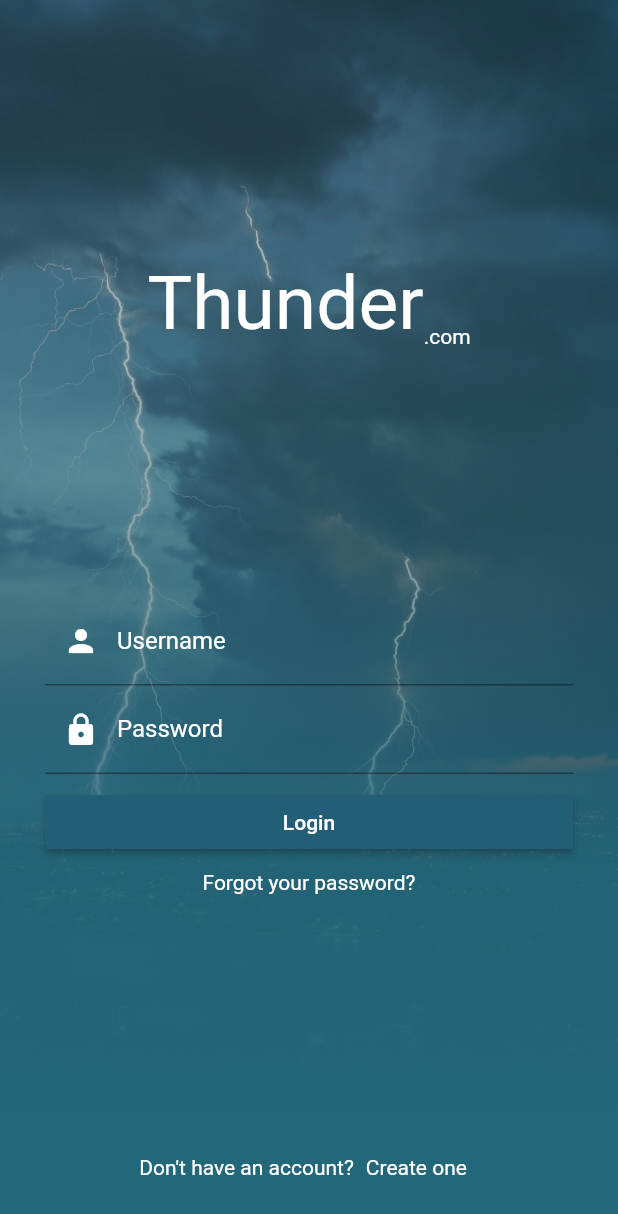
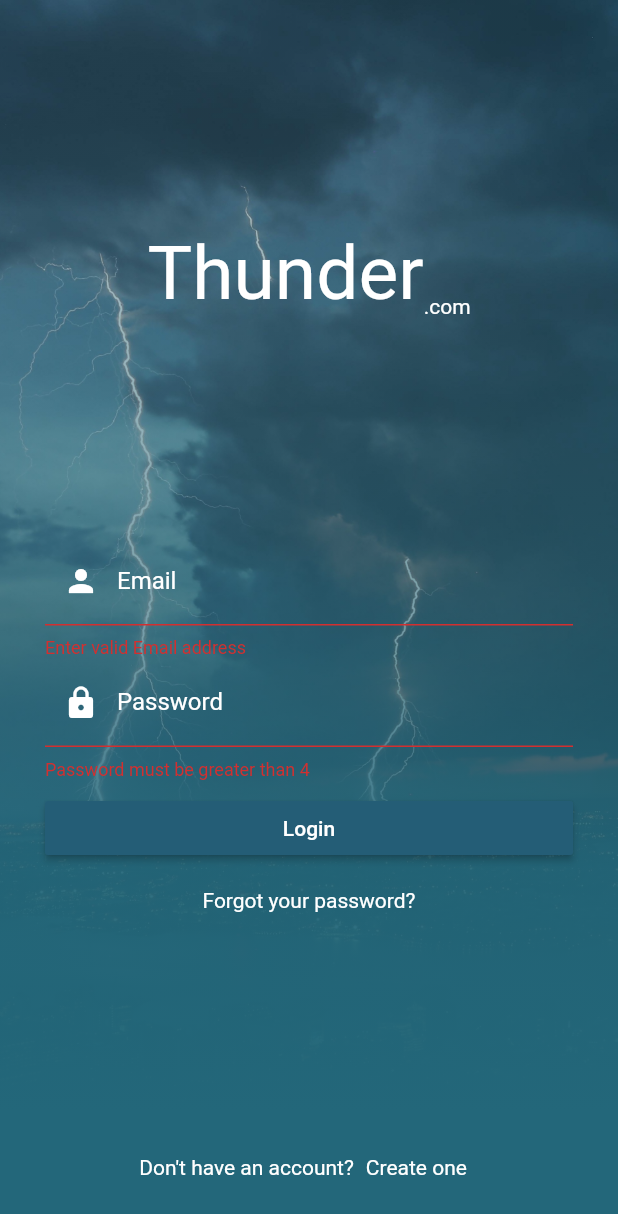
Before and after one commit to Blasanka/flutter_mysql, a Flutter app: the screen it shows after launch, after a tap on "Login", on a phone screen of 412 x 824 dp. Shown: the top 1214 px of the screen. Run offline on Flutter 3.47's test engine with Material 2 defaults, Android fonts, the phone set to English and light mode, and no system bars; network calls fail.

Commit message:
login page recreated with a nice ui and structured codes

```diff
--- a/lib/login.dart
+++ /dev/null
@@ -1,146 +0,0 @@
-import 'package:flutter/material.dart';
-import 'package:mysqltest/app_theme.dart';
-
-class MyApp extends StatelessWidget {
-  @override
-  Widget build(BuildContext context) {
-    return MaterialApp(
-      title: "Login",
-      theme: appTheme(context),
-      home: LoginPage(),
-    );
-  }
-}
-
-class LoginPage extends StatefulWidget {
-  @override
-  _LoginPageState createState() => _LoginPageState();
-}
-
-class _LoginPageState extends State<LoginPage> {
-  Widget _buildLogo() {
-    return Row(
-      mainAxisAlignment: MainAxisAlignment.center,
-      crossAxisAlignment: CrossAxisAlignment.end,
-      children: <Widget>[
-        Text(
-          "Thunder",
-          style: TextStyle(fontSize: 50.0),
-        ),
-        Text(".com"),
-      ],
-    );
-  }
-
-  Widget _buildForm() {
-    return Padding(
-      padding: const EdgeInsets.symmetric(vertical: 8.0, horizontal: 30.0),
-      child: Form(
-        child: Column(
-          children: <Widget>[
-            TextFormField(
-              textAlign: TextAlign.center,
-              decoration: InputDecoration(
-                labelText: "Username",
-                prefixIcon: Icon(Icons.person, color: Colors.white),
-              ),
-            ),
-            TextFormField(
-              obscureText: true,
-              textAlign: TextAlign.center,
-              decoration: InputDecoration(
-                labelText: "Password",
-                prefixIcon: Icon(Icons.lock, color: Colors.white),
-              ),
-            ),
-            Padding(
-              padding: const EdgeInsets.symmetric(vertical: 8.0),
-              child: RaisedButton(
-                child: Row(
-                  children: <Widget>[
-                    Expanded(
-                      child: Center(child: Text('Login')),
-                    ),
-                  ],
-                ),
-                onPressed: () {},
-              ),
-            ),
-            InkWell(onTap: () {}, child: Text("Forgot your password?")),
-          ],
-        ),
-      ),
-    );
-  }
-
-  Widget _buildCreateAccount() {
-    return Row(
-      mainAxisAlignment: MainAxisAlignment.center,
-      children: <Widget>[
-        Text("Don't have an account?"),
-        Padding(
-          padding: const EdgeInsets.all(8.0),
-          child: InkWell(onTap: () {}, child: Text("Create one")),
-        ),
-      ],
-    );
-  }
-
-  Widget _buildContent() {
-    return ListView(
-      itemExtent: MediaQuery.of(context).size.height - 30,
-      children: [
-        Column(
-          mainAxisAlignment: MainAxisAlignment.spaceBetween,
-          children: <Widget>[
-            SizedBox(height: 15.0),
-            _buildLogo(),
-            _buildForm(),
-            _buildCreateAccount(),
-          ],
-        ),
-      ],
-    );
-  }
-
-  Widget _buildGradient() {
-    return Container(
-      decoration: BoxDecoration(
-        gradient: LinearGradient(
-          begin: Alignment.topCenter,
-          end: Alignment.bottomCenter,
-          stops: [0.1, 0.5, 0.7, 0.9],
-          colors: [
-            Color(0x5523677A),
-            Color(0x9923677A),
-            Color(0xEE23677A),
-            Color(0xFF23677A),
-          ],
-        ),
-      ),
-      child: _buildContent(),
-    );
-  }
-
-  @override
-  Widget build(BuildContext context) {
-    return Scaffold(
-      body: Stack(
-        fit: StackFit.expand,
-        children: <Widget>[
-          Image.asset(
-            'assets/images/background.jpg',
-            fit: BoxFit.cover,
-          ),
-          _buildGradient(),
-        ],
-      ),
-    );
-  }
-}
-
-//https://stackoverflow.com/questions/48424076/how-to-set-a-different-theme-for-a-screen
-//https://ericwindmill.com/posts/inherited_widget/
-//
-////expandable
-//https://stackoverflow.com/questions/50530152/how-to-create-expandable-listview-in-flutter
--- a/lib/main.dart
+++ b/lib/main.dart
@@ -1,5 +1,18 @@
 import 'package:flutter/material.dart';
-import 'package:mysqltest/login.dart';
+import 'package:mysqltest/app_theme.dart';
+import 'package:mysqltest/routes/login.dart';
 //import 'package:mysqltest/my_app.dart';
 
 void main() => runApp(MyApp());
+
+class MyApp extends StatelessWidget {
+  @override
+  Widget build(BuildContext context) {
+    return MaterialApp(
+      title: "Login",
+      debugShowCheckedModeBanner: false,
+      theme: appTheme(context),
+      home: LoginPage(),
+    );
+  }
+}
--- /dev/null
+++ b/lib/routes/login.dart
@@ -0,0 +1,65 @@
+import 'package:flutter/material.dart';
+import 'package:mysqltest/util/user_credentials.dart';
+import 'package:mysqltest/widgets/app_form.dart';
+import 'package:mysqltest/widgets/app_logo.dart';
+import 'package:mysqltest/widgets/clickable_text.dart';
+
+class LoginPage extends StatelessWidget {
+  UserCredentials _userCred = UserCredentials();
+
+  final gradient = BoxDecoration(
+    gradient: LinearGradient(
+      begin: Alignment.topCenter,
+      end: Alignment.bottomCenter,
+      stops: [0.1, 0.5, 0.7, 0.9],
+      colors: [
+        Color(0x5523677A),
+        Color(0x9923677A),
+        Color(0xEE23677A),
+        Color(0xFF23677A),
+      ],
+    ),
+  );
+
+  Widget _buildCreateAccount() {
+    return Row(
+      mainAxisAlignment: MainAxisAlignment.center,
+      children: <Widget>[
+        Text("Don't have an account?"),
+        clickableText("Create one", onTap: () {}),
+      ],
+    );
+  }
+
+  @override
+  Widget build(BuildContext context) {
+    return Scaffold(
+      body: Stack(
+        fit: StackFit.expand,
+        children: <Widget>[
+          Image.asset(
+            'assets/images/background.jpg',
+            fit: BoxFit.cover,
+          ),
+          Container(
+            decoration: gradient,
+            child: ListView(
+              itemExtent: MediaQuery.of(context).size.height - 30,
+              children: [
+                Column(
+                  mainAxisAlignment: MainAxisAlignment.spaceBetween,
+                  children: <Widget>[
+                    SizedBox(height: 15.0),
+                    buildLogo(),
+                    AppForm(props: _userCred),
+                    _buildCreateAccount(),
+                  ],
+                ),
+              ],
+            ),
+          ),
+        ],
+      ),
+    );
+  }
+}
--- /dev/null
+++ b/lib/util/user_credentials.dart
@@ -0,0 +1,17 @@
+class UserCredentials {
+  UserCredentials({this.email, this.password});
+
+  String email;
+  String password;
+
+  void setPassword(String value) {
+    password = value;
+  }
+
+  void setEmail(String value) {
+    email = value;
+  }
+
+  String get getEmail => email;
+  String get getPassword => password;
+}
--- /dev/null
+++ b/lib/util/validation.dart
@@ -0,0 +1,18 @@
+class CredentialValidator {
+  String validateEmail(String value) {
+    Pattern pattern =
+        r'^(([^<>()[\]\\.,;:\s@\"]+(\.[^<>()[\]\\.,;:\s@\"]+)*)|(\".+\"))@((\[[0-9]{1,3}\.[0-9]{1,3}\.[0-9]{1,3}\.[0-9]{1,3}\])|(([a-zA-Z\-0-9]+\.)+[a-zA-Z]{2,}))$';
+    RegExp regex = new RegExp(pattern);
+    if (!regex.hasMatch(value))
+      return 'Enter valid Email address';
+    else
+      return null;
+  }
+
+  String validatePassword(String value) {
+    if (value.length < 5)
+      return 'Password must be greater than 4';
+    else
+      return null;
+  }
+}
--- /dev/null
+++ b/lib/widgets/app_button.dart
@@ -0,0 +1,17 @@
+import 'package:flutter/material.dart';
+
+Widget appButton(String buttonName, {Function onPressed}) {
+  return Padding(
+    padding: const EdgeInsets.symmetric(vertical: 8.0),
+    child: RaisedButton(
+      child: Row(
+        children: <Widget>[
+          Expanded(
+            child: Center(child: Text(buttonName)),
+          ),
+        ],
+      ),
+      onPressed: onPressed,
+    ),
+  );
+}
--- /dev/null
+++ b/lib/widgets/app_form.dart
@@ -0,0 +1,57 @@
+import 'package:flutter/material.dart';
+import 'package:mysqltest/util/user_credentials.dart';
+import 'package:mysqltest/util/validation.dart';
+import 'package:mysqltest/widgets/app_button.dart';
+import 'package:mysqltest/widgets/app_textfield.dart';
+import 'package:mysqltest/widgets/clickable_text.dart';
+
+class AppForm extends StatefulWidget {
+  AppForm({this.child, this.props});
+
+  final Widget child;
+  UserCredentials props;
+
+  @override
+  _AppFormState createState() => _AppFormState();
+}
+
+class _AppFormState extends State<AppForm> {
+  GlobalKey<FormState> _formKey;
+
+  CredentialValidator _validator;
+
+  @override
+  initState() {
+    _formKey = GlobalKey<FormState>();
+    _validator = CredentialValidator();
+    super.initState();
+  }
+
+  bool _validateAndSave() {
+    final form = _formKey.currentState;
+    if (form.validate()) {
+      form.save();
+      return true;
+    }
+    return false;
+  }
+
+  @override
+  Widget build(BuildContext context) {
+    return Padding(
+      padding: const EdgeInsets.symmetric(vertical: 8.0, horizontal: 30.0),
+      child: Form(
+        key: _formKey,
+        child: Column(
+          children: <Widget>[
+            (widget.child != null) ? widget.child : SizedBox(),
+            appTextField('Email', Icons.person, onSave: widget.props.setEmail, validate: _validator.validateEmail),
+            appTextField('Password', Icons.lock, isObscure: true, onSave: widget.props.setPassword, validate: _validator.validatePassword),
+            appButton('Login', onPressed: _validateAndSave),
+            clickableText("Forgot your password?", onTap: () {}),
+          ],
+        ),
+      ),
+    );
+  }
+}
--- /dev/null
+++ b/lib/widgets/app_logo.dart
@@ -0,0 +1,15 @@
+import 'package:flutter/material.dart';
+
+Widget buildLogo() {
+  return Row(
+    mainAxisAlignment: MainAxisAlignment.center,
+    crossAxisAlignment: CrossAxisAlignment.end,
+    children: <Widget>[
+      Text(
+        "Thunder",
+        style: TextStyle(fontSize: 50.0),
+      ),
+      Text(".com"),
+    ],
+  );
+}
--- /dev/null
+++ b/lib/widgets/app_textfield.dart
@@ -0,0 +1,14 @@
+import 'package:flutter/material.dart';
+
+Widget appTextField(String labelText, IconData icon, {isObscure = false, Function onSave, Function validate}) {
+  return TextFormField(
+    obscureText: isObscure,
+    textAlign: TextAlign.center,
+    decoration: InputDecoration(
+      labelText: labelText,
+      prefixIcon: Icon(icon, color: Colors.white),
+    ),
+    onSaved: onSave,
+    validator: validate,
+  );
+}
--- /dev/null
+++ b/lib/widgets/clickable_text.dart
@@ -0,0 +1,8 @@
+import 'package:flutter/material.dart';
+
+Widget clickableText(String data, {Function onTap}) {
+  return Padding(
+    padding: const EdgeInsets.all(8.0),
+    child: InkWell(onTap: onTap, child: Text(data)),
+  );
+}
```
Also changed, not shown: lib/services/login_service.dart (added), 2 other files.
